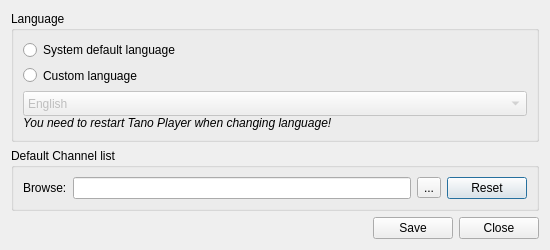
The window that ui/EditSettings.ui (ntadej/tano) describes before a commit, drawn with Qt 5.
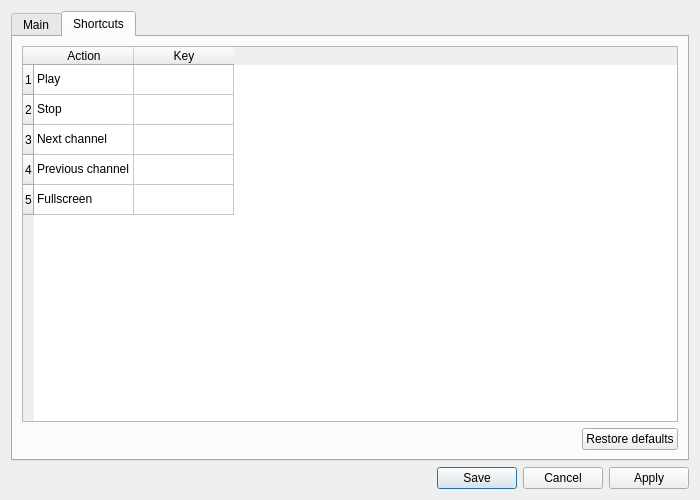
The same window after the commit. The open tabs and pages were chosen to show the change. Icons and pictures are not drawn.

Commit message: New Settings management

The edit to the form file:
```diff
--- a/ui/EditSettings.ui
+++ b/ui/EditSettings.ui
@@ -5,8 +5,8 @@
    <rect>
     <x>0</x>
     <y>0</y>
-    <width>550</width>
-    <height>250</height>
+    <width>700</width>
+    <height>500</height>
    </rect>
   </property>
   <property name="minimumSize" >
@@ -22,10 +22,18 @@
    <iconset resource="images.qrc" >
     <normaloff>:/icons/images/settings.png</normaloff>:/icons/images/settings.png</iconset>
   </property>
+  <layout class="QVBoxLayout" name="verticalLayout" >
+   <item>
+    <widget class="QTabWidget" name="settingsTabs" >
+     <property name="currentIndex" >
+      <number>0</number>
+     </property>
+     <widget class="QWidget" name="tabMain" >
+      <attribute name="title" >
+       <string>Main</string>
+      </attribute>
   <layout class="QVBoxLayout" name="verticalLayout_2" >
    <item>
-    <layout class="QVBoxLayout" name="optionsLayout" >
-     <item>
       <widget class="QGroupBox" name="langBox" >
        <property name="title" >
         <string>Language</string>
@@ -78,8 +86,6 @@
        </layout>
       </widget>
      </item>
-    </layout>
-   </item>
    <item>
     <widget class="QGroupBox" name="defaultBox" >
      <property name="title" >
@@ -121,9 +127,79 @@
     </widget>
    </item>
    <item>
-    <layout class="QHBoxLayout" name="buttonsLayout" >
+        <spacer name="verticalSpacer" >
+         <property name="orientation" >
+          <enum>Qt::Vertical</enum>
+         </property>
+         <property name="sizeHint" stdset="0" >
+          <size>
+           <width>20</width>
+           <height>40</height>
+          </size>
+         </property>
+        </spacer>
+       </item>
+      </layout>
+     </widget>
+     <widget class="QWidget" name="tabShortcuts" >
+      <attribute name="title" >
+       <string>Shortcuts</string>
+      </attribute>
+      <layout class="QVBoxLayout" name="verticalLayout_3" >
      <item>
-      <spacer>
+        <widget class="QTableWidget" name="shortcutsWidget" >
+         <property name="horizontalScrollBarPolicy" >
+          <enum>Qt::ScrollBarAlwaysOff</enum>
+         </property>
+         <property name="editTriggers" >
+          <set>QAbstractItemView::NoEditTriggers</set>
+         </property>
+         <row/>
+         <row/>
+         <row/>
+         <row/>
+         <row/>
+         <column>
+          <property name="text" >
+           <string>Action</string>
+          </property>
+         </column>
+         <column>
+          <property name="text" >
+           <string>Key</string>
+          </property>
+         </column>
+         <item row="0" column="0" >
+          <property name="text" >
+           <string>Play</string>
+          </property>
+         </item>
+         <item row="1" column="0" >
+          <property name="text" >
+           <string>Stop</string>
+          </property>
+         </item>
+         <item row="2" column="0" >
+          <property name="text" >
+           <string>Next channel</string>
+          </property>
+         </item>
+         <item row="3" column="0" >
+          <property name="text" >
+           <string>Previous channel</string>
+          </property>
+         </item>
+         <item row="4" column="0" >
+          <property name="text" >
+           <string>Fullscreen</string>
+          </property>
+         </item>
+        </widget>
+       </item>
+       <item>
+        <layout class="QHBoxLayout" name="restoreLayout" >
+         <item>
+          <spacer name="horizontalSpacer" >
        <property name="orientation" >
         <enum>Qt::Horizontal</enum>
        </property>
@@ -136,20 +212,24 @@
       </spacer>
      </item>
      <item>
-      <widget class="QPushButton" name="settingsSaveButton" >
+          <widget class="QPushButton" name="buttonDefaults" >
        <property name="text" >
-        <string>Save</string>
-       </property>
+            <string>Restore defaults</string>
+           </property>
+          </widget>
+         </item>
+        </layout>
+       </item>
+      </layout>
+     </widget>
       </widget>
      </item>
      <item>
-      <widget class="QPushButton" name="settingsCloseButton" >
-       <property name="text" >
-        <string>Close</string>
-       </property>
-      </widget>
-     </item>
-    </layout>
+    <widget class="QDialogButtonBox" name="buttonBox" >
+     <property name="standardButtons" >
+      <set>QDialogButtonBox::Apply|QDialogButtonBox::Cancel|QDialogButtonBox::Save</set>
+     </property>
+    </widget>
    </item>
   </layout>
  </widget>
```
Lines whose indentation alone changed are shown as unchanged. The commit also changes 19 other files.
